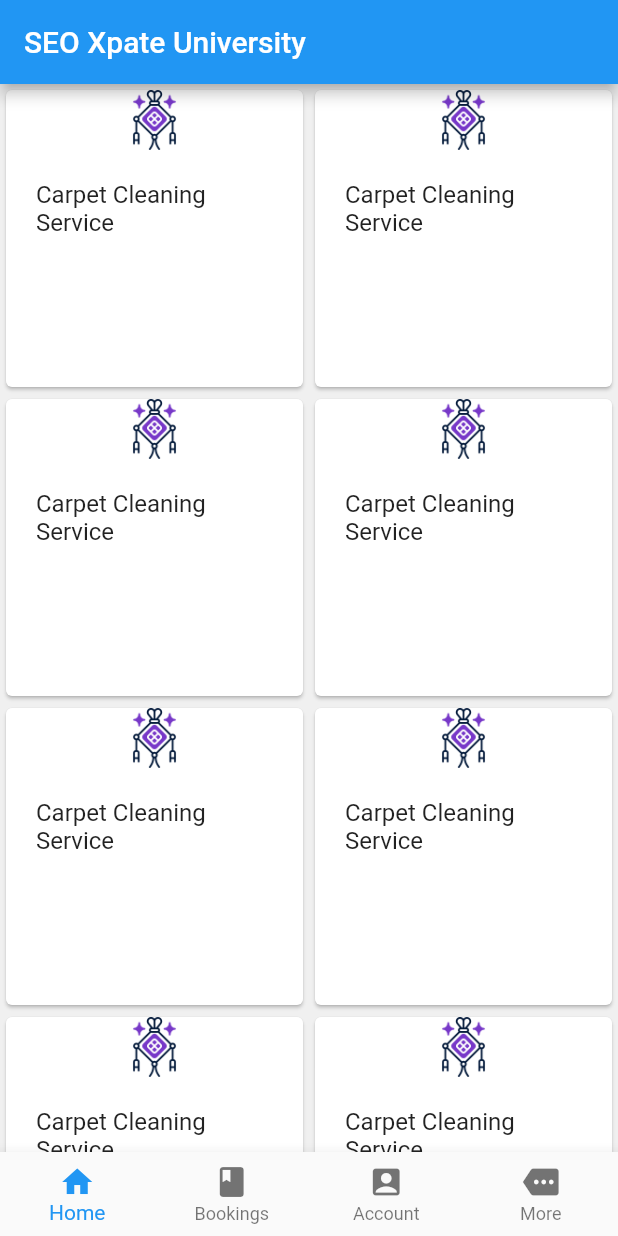
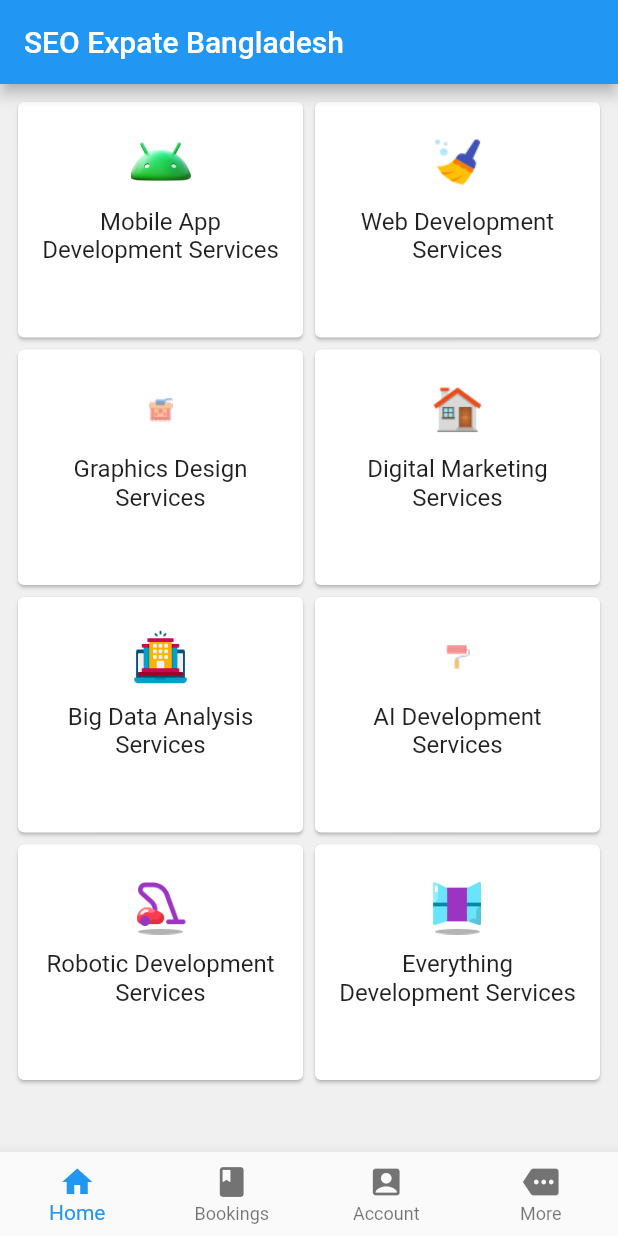
Before and after one commit to jonyszone/flutter_dashboard_ui, a Flutter app: the screen it shows after launch, on a phone screen of 412 x 824 dp. Run offline on Flutter 3.47's test engine with Material 2 defaults, Android fonts, the phone set to English and light mode, and no system bars.

Commit message:
designed services page card

```diff
--- a/lib/dashboard_page.dart
+++ b/lib/dashboard_page.dart
@@ -1,34 +1,66 @@
 import 'package:flutter/material.dart';
 
 class DashboardPage extends StatelessWidget {
-  const DashboardPage({super.key});
+  DashboardPage({super.key});
+
+  var services = [
+    "Mobile App Development Services",
+    "Web Development Services",
+    "Graphics Design Services",
+    "Digital Marketing Services",
+    "Big Data Analysis Services",
+    "AI Development Services",
+    "Robotic Development Services",
+    "Everything Development Services"
+  ];
+  var images = [
+    "images/icons8-android.png",
+    "images/icons8-broom.png",
+    "images/icons8-cleaner.png",
+    "images/icons8-house.png",
+    "images/icons8-offices.png",
+    "images/icons8-paint-roller.png",
+    "images/icons8-vacuum.png",
+    "images/icons8-window.png",
+  ];
 
   @override
   Widget build(BuildContext context) {
-    return GridView.builder(
-        gridDelegate:
-            const SliverGridDelegateWithFixedCrossAxisCount(crossAxisCount: 2),
+    return Padding(
+      padding: const EdgeInsets.all(8),
+      child: GridView.builder(
+          itemCount: services.length,
+          gridDelegate: SliverGridDelegateWithFixedCrossAxisCount(
+              crossAxisCount: 2,
+              childAspectRatio: MediaQuery.of(context).size.width /
+                  (MediaQuery.of(context).size.height / 2.4)),
           itemBuilder: (BuildContext context, int index) {
             return Card(
               child: Column(
                 children: <Widget>[
+                  const SizedBox(
+                    height: 20,
+                  ),
                   Image.asset(
-                  "images/icons8-adornment.png",
+                    images[index],
                     height: 40,
                     width: 40,
                   ),
-                const Padding(
-                  padding: EdgeInsets.all(20),
+                  Padding(
+                    padding: const EdgeInsets.all(10),
+                    child: Align(
+                      alignment: Alignment.center,
                       child: Text(
-                    "Carpet Cleaning Service",
-                    style: TextStyle(
-                      fontSize: 16
+                        services[index],
+                        style: const TextStyle(fontSize: 16, height: 1.2),
+                        textAlign: TextAlign.center,
                       ),
                     ),
                   )
                 ],
               ),
             );
-        });
+          }),
+    );
   }
 }
--- a/lib/main_page.dart
+++ b/lib/main_page.dart
@@ -16,7 +16,7 @@ class _MainPageState extends State<MainPage> {
   Widget build(BuildContext context) {
     return Scaffold(
       appBar: AppBar(
-        title: const Text("SEO Xpate University"),
+        title: const Text("SEO Expate Bangladesh"),
       ),
       backgroundColor: const Color(0xFFF0F0F0),
       bottomNavigationBar: BottomNavigationBar(
@@ -40,6 +40,6 @@ class _MainPageState extends State<MainPage> {
   }
 
   getBodyWidget() {
-    return (_currentIndex == 0) ? const DashboardPage() : Container();
+    return (_currentIndex == 0) ? DashboardPage() : Container();
   }
 }
--- a/pubspec.yaml
+++ b/pubspec.yaml
@@ -68,6 +68,7 @@ flutter:
    - images/icons8-paint-roller.png
    - images/icons8-vacuum.png
    - images/icons8-window.png
+   - images/icons8-android.png
 
   # An image asset can refer to one or more resolution-specific "variants", see
   # https://flutter.dev/assets-and-images/#resolution-aware
```
Also changed, not shown: images/icons8-android.png (added). Lines whose indentation alone changed are shown as unchanged.
